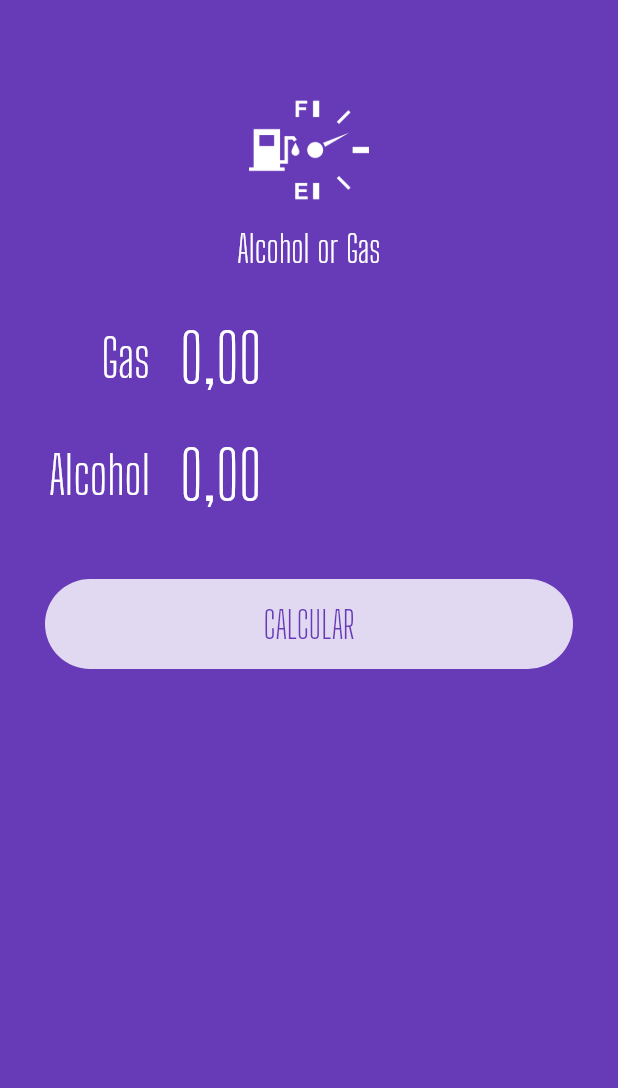
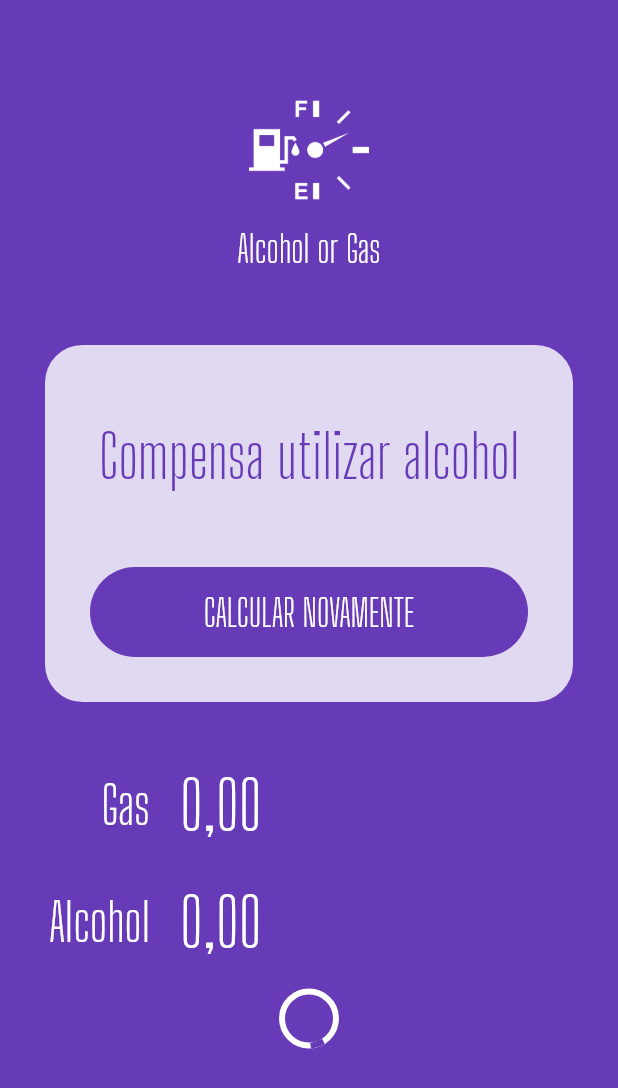
Before and after one commit to pmarcosfelipe/flutter-development, a Flutter app: the screen it shows after launch, on a phone screen of 412 x 824 dp. Shown: the top 1088 px of the screen. Run offline on Flutter 3.47's test engine with Material 2 defaults, Android fonts, the phone set to English and light mode, and no system bars; our stand-ins replace flutter_masked_text, shared_preferences.

Commit message:
Created box to show result and put loading on buttons

```diff
--- a/7192/alcohol_or_gas/lib/main.dart
+++ b/7192/alcohol_or_gas/lib/main.dart
@@ -1,4 +1,5 @@
 import 'package:alcohol_or_gas/widgets/input.widget.dart';
+import 'package:alcohol_or_gas/widgets/loading-button.widget.dart';
 import 'package:alcohol_or_gas/widgets/logo.widget.dart';
 import 'package:flutter/material.dart';
 import 'package:flutter_masked_text/flutter_masked_text.dart';
@@ -29,6 +30,36 @@ class HomePage extends StatelessWidget {
         backgroundColor: Theme.of(context).primaryColor,
         body: ListView(children: <Widget>[
           Logo(),
+          Container(
+              margin: EdgeInsets.all(30),
+              decoration: BoxDecoration(
+                color: Colors.white.withOpacity(.8),
+                borderRadius: BorderRadius.circular(25),
+              ),
+              child: Column(
+                children: <Widget>[
+                  SizedBox(
+                    height: 50,
+                  ),
+                  Text(
+                    'Compensa utilizar alcohol',
+                    style: TextStyle(
+                      color: Theme.of(context).primaryColor,
+                      fontSize: 40,
+                      fontFamily: 'Big Shoulders Display',
+                    ),
+                  ),
+                  SizedBox(
+                    height: 20,
+                  ),
+                  LoadingButton(
+                    busy: false,
+                    invert: true,
+                    func: () {},
+                    text: 'CALCULAR NOVAMENTE',
+                  ),
+                ],
+              )),
           Input(
             ctrl: _gasCtrl,
             label: 'Gas',
@@ -37,24 +68,12 @@ class HomePage extends StatelessWidget {
             ctrl: _alcoholCtrl,
             label: 'Alcohol',
           ),
-          Container(
-              margin: EdgeInsets.all(30),
-              height: 60,
-              decoration: BoxDecoration(
-                color: Colors.white.withOpacity(0.8),
-                borderRadius: BorderRadius.circular(60),
-              ),
-              child: FlatButton(
-                child: Text(
-                  'CALCULAR',
-                  style: TextStyle(
-                    color: Theme.of(context).primaryColor,
-                    fontSize: 25,
-                    fontFamily: 'Big Shoulders Display',
-                  ),
-                ),
-                onPressed: () {},
-              ))
+          LoadingButton(
+            busy: true,
+            invert: false,
+            func: () {},
+            text: 'CALCULAR',
+          ),
         ]));
   }
 }
--- /dev/null
+++ b/7192/alcohol_or_gas/lib/widgets/loading-button.widget.dart
@@ -0,0 +1,49 @@
+import 'package:flutter/material.dart';
+
+class LoadingButton extends StatelessWidget {
+  var busy = false;
+  var invert = false;
+  Function func;
+  var text = "";
+
+  LoadingButton({
+    @required this.busy,
+    @required this.func,
+    @required this.invert,
+    @required this.text,
+  });
+
+  @override
+  Widget build(BuildContext context) {
+    return busy
+        ? Container(
+            alignment: Alignment.center,
+            height: 50,
+            child: CircularProgressIndicator(
+              backgroundColor: Colors.white,
+            ),
+          )
+        : Container(
+            margin: EdgeInsets.all(30),
+            height: 60,
+            width: double.infinity,
+            decoration: BoxDecoration(
+              color: invert
+                  ? Theme.of(context).primaryColor
+                  : Colors.white.withOpacity(0.8),
+              borderRadius: BorderRadius.circular(60),
+            ),
+            child: FlatButton(
+              onPressed: func,
+              child: Text(
+                text,
+                style: TextStyle(
+                  color: invert ? Colors.white : Theme.of(context).primaryColor,
+                  fontSize: 25,
+                  fontFamily: "Big Shoulders Display",
+                ),
+              ),
+            ),
+          );
+  }
+}
```
